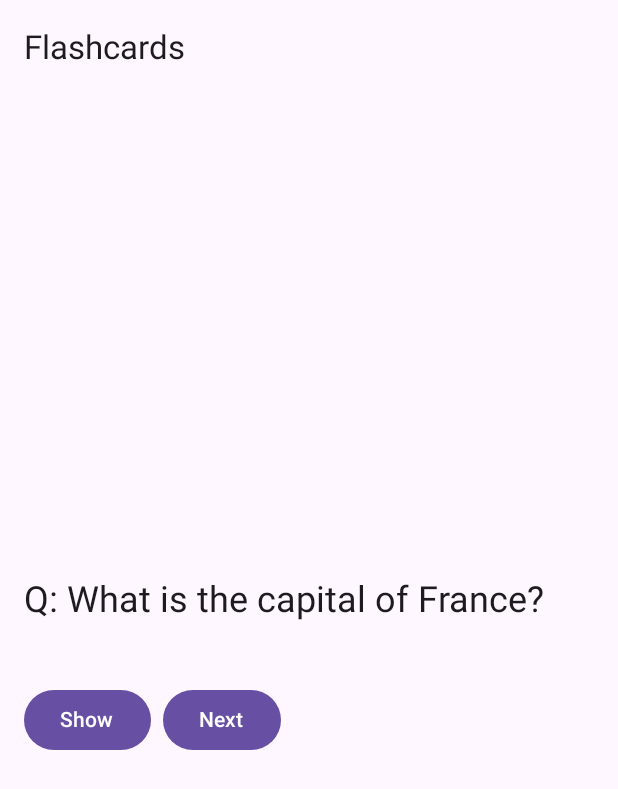
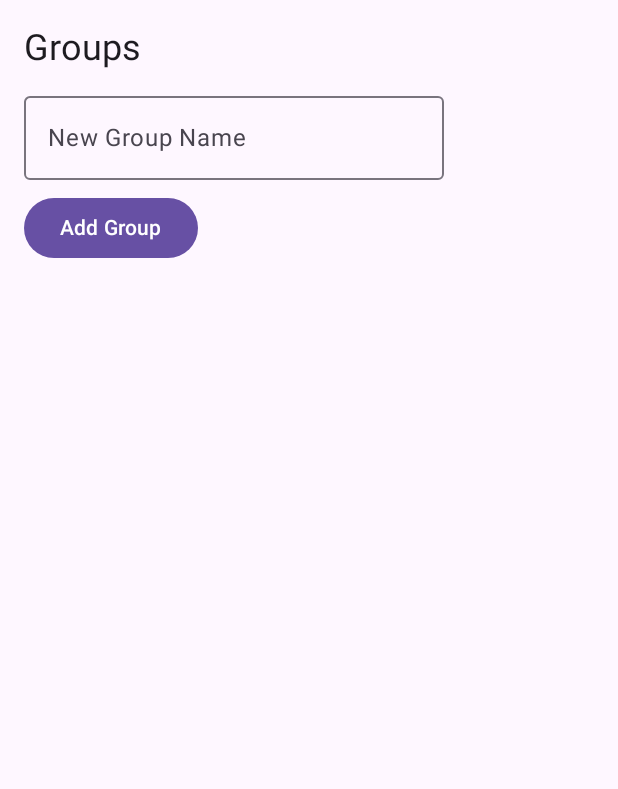
Before and after one commit to Abhitestitnow/Gem-1, an Android app built with Jetpack Compose: the screen it shows after launch (MainActivity), on a phone screen of 412 x 824 dp. Shown: the top 789 px of the screen. Run offline under Robolectric (Android 15) with nearby library versions, the phone set to English and light mode, and no system bars; our stand-ins replace Room's generated code; missing, so only their content is drawn: FlashCardsTheme; 1 statement that could not run was skipped.

Commit message:
Update MainActivity.kt

```diff
--- a/app/src/main/java/com/example/flashcards/MainActivity.kt
+++ b/app/src/main/java/com/example/flashcards/MainActivity.kt
@@ -3,51 +3,219 @@ package com.example.flashcards
 import android.os.Bundle
 import androidx.activity.ComponentActivity
 import androidx.activity.compose.setContent
+import androidx.compose.animation.core.animateFloatAsState
+import androidx.compose.foundation.clickable
 import androidx.compose.foundation.layout.*
+import androidx.compose.foundation.lazy.LazyColumn
+import androidx.compose.foundation.lazy.items
 import androidx.compose.material3.*
 import androidx.compose.runtime.*
+import androidx.compose.ui.Alignment
 import androidx.compose.ui.Modifier
+import androidx.compose.ui.draw.clipToBounds
+import androidx.compose.ui.graphics.graphicsLayer
 import androidx.compose.ui.unit.dp
+import androidx.lifecycle.viewmodel.compose.viewModel
+import androidx.navigation.NavType
+import androidx.navigation.compose.*
+import com.example.flashcards.data.Flashcard
+import com.example.flashcards.data.FlashcardGroup
+import com.example.flashcards.ui.theme.FlashCardsTheme
+import com.example.flashcards.viewmodel.FlashcardViewModel
 
+@OptIn(ExperimentalMaterial3Api::class)
 class MainActivity : ComponentActivity() {
     override fun onCreate(savedInstanceState: Bundle?) {
         super.onCreate(savedInstanceState)
-        setContent { FlashcardApp() }
-    }
-}
-
-@OptIn(ExperimentalMaterial3Api::class)
-@Composable
-fun FlashcardApp() {
-    var index by remember { mutableStateOf(0) }
-    val cards = listOf(
-        "What is the capital of France?" to "Paris",
-        "2 + 2 = ?" to "4",
-        "Android is built on which kernel?" to "Linux"
-    )
-
-    val (q, a) = cards[index % cards.size]
-    var showAnswer by remember { mutableStateOf(false) }
-
-    Scaffold(
-        topBar = { TopAppBar(title = { Text("Flashcards") }) }
-    ) { padding ->
-        Column(
-            Modifier
-                .padding(padding)
-                .padding(16.dp)
-                .fillMaxSize(),
-            verticalArrangement = Arrangement.Center
-        ) {
-            Text("Q: $q", style = MaterialTheme.typography.headlineSmall)
-            Spacer(Modifier.height(16.dp))
-            if (showAnswer) Text("A: $a", style = MaterialTheme.typography.titleMedium)
-
-            Spacer(Modifier.height(24.dp))
-            Row(horizontalArrangement = Arrangement.spacedBy(8.dp)) {
-                Button(onClick = { showAnswer = true }) { Text("Show") }
-                Button(onClick = { showAnswer = false; index++ }) { Text("Next") }
+        setContent {
+            FlashCardsTheme {
+                FlashcardsApp()
             }
         }
     }
 }
+
+@Composable
+fun FlashcardsApp(viewModel: FlashcardViewModel = viewModel()) {
+    val navController = rememberNavController()
+
+    Scaffold { padding ->
+        NavHost(
+            navController = navController,
+            startDestination = "library",
+            modifier = Modifier.padding(padding)
+        ) {
+            composable("library") {
+                LibraryScreen(viewModel, navController)
+            }
+            composable(
+                route = "group/{groupId}",
+                arguments = listOf(navArgument("groupId") { type = NavType.IntType })
+            ) { backStackEntry ->
+                val groupId = backStackEntry.arguments?.getInt("groupId") ?: 0
+                GroupDetailScreen(groupId, viewModel, navController)
+            }
+        }
+    }
+}
+
+@Composable
+fun LibraryScreen(viewModel: FlashcardViewModel, navController: NavHostController) {
+    val groups by viewModel.groups.collectAsState()
+
+    var newGroupName by remember { mutableStateOf("") }
+
+    Column(modifier = Modifier.fillMaxSize().padding(16.dp)) {
+        Text("Groups", style = MaterialTheme.typography.headlineSmall)
+        Spacer(Modifier.height(8.dp))
+
+        OutlinedTextField(
+            value = newGroupName,
+            onValueChange = { newGroupName = it },
+            label = { Text("New Group Name") }
+        )
+        Spacer(Modifier.height(8.dp))
+        Button(onClick = {
+            if (newGroupName.isNotBlank()) {
+                viewModel.addGroup(newGroupName)
+                newGroupName = ""
+            }
+        }) {
+            Text("Add Group")
+        }
+        Spacer(Modifier.height(16.dp))
+
+        LazyColumn {
+            items(groups) { group ->
+                Text(
+                    text = group.name,
+                    style = MaterialTheme.typography.titleMedium,
+                    modifier = Modifier
+                        .fillMaxWidth()
+                        .clickable { navController.navigate("group/${group.id}") }
+                        .padding(8.dp)
+                )
+                Divider()
+            }
+        }
+    }
+}
+
+@Composable
+fun GroupDetailScreen(
+    groupId: Int,
+    viewModel: FlashcardViewModel,
+    navController: NavHostController
+) {
+    val flashcardsState = viewModel.getFlashcardsForGroup(groupId).collectAsState(emptyList())
+    val flashcards = flashcardsState.value
+
+    var showAddCard by remember { mutableStateOf(false) }
+
+    Column(modifier = Modifier.fillMaxSize().padding(16.dp)) {
+        Text("Flashcards", style = MaterialTheme.typography.headlineSmall)
+        Spacer(Modifier.height(16.dp))
+
+        Button(onClick = { showAddCard = true }) {
+            Text("Add Flashcard")
+        }
+
+        if (showAddCard) {
+            AddFlashcardDialog(
+                onDismiss = { showAddCard = false },
+                onAddFlashcard = { question, answer ->
+                    viewModel.addFlashcard(question, answer, groupId)
+                    showAddCard = false
+                }
+            )
+        }
+
+        Spacer(Modifier.height(16.dp))
+
+        LazyColumn {
+            items(flashcards) { flashcard ->
+                FlashcardItem(flashcard, onDelete = { viewModel.deleteFlashcard(it) })
+                Divider()
+            }
+        }
+    }
+}
+
+@Composable
+fun FlashcardItem(flashcard: Flashcard, onDelete: (Flashcard) -> Unit) {
+    var flipped by remember { mutableStateOf(false) }
+    val rotation by animateFloatAsState(targetValue = if (flipped) 180f else 0f)
+
+    Box(
+        modifier = Modifier
+            .fillMaxWidth()
+            .height(150.dp)
+            .padding(8.dp)
+            .clipToBounds()
+            .graphicsLayer {
+                rotationY = rotation
+                cameraDistance = 12 * density
+            }
+            .clickable { flipped = !flipped },
+        contentAlignment = Alignment.Center
+    ) {
+        if (rotation <= 90f) {
+            Column(horizontalAlignment = Alignment.CenterHorizontally) {
+                Text(flashcard.question, style = MaterialTheme.typography.headlineMedium)
+                Spacer(Modifier.height(8.dp))
+                TextButton(onClick = { onDelete(flashcard) }) {
+                    Text("Delete")
+                }
+            }
+        } else {
+            Box(Modifier.graphicsLayer { rotationY = 180f }) {
+                Text(flashcard.answer, style = MaterialTheme.typography.headlineMedium)
+            }
+        }
+    }
+}
+
+@Composable
+fun AddFlashcardDialog(
+    onDismiss: () -> Unit,
+    onAddFlashcard: (String, String) -> Unit
+) {
+    var question by remember { mutableStateOf("") }
+    var answer by remember { mutableStateOf("") }
+
+    AlertDialog(
+        onDismissRequest = onDismiss,
+        title = { Text("Add Flashcard") },
+        text = {
+            Column {
+                OutlinedTextField(
+                    value = question,
+                    onValueChange = { question = it },
+                    label = { Text("Question") }
+                )
+                OutlinedTextField(
+                    value = answer,
+                    onValueChange = { answer = it },
+                    label = { Text("Answer") },
+                    modifier = Modifier.padding(top = 8.dp)
+                )
+            }
+        },
+        confirmButton = {
+            TextButton(
+                onClick = {
+                    if (question.isNotBlank() && answer.isNotBlank()) {
+                        onAddFlashcard(question, answer)
+                    }
+                }
+            ) {
+                Text("Add")
+            }
+        },
+        dismissButton = {
+            TextButton(onClick = onDismiss) {
+                Text("Cancel")
+            }
+        }
+    )
+}
```
